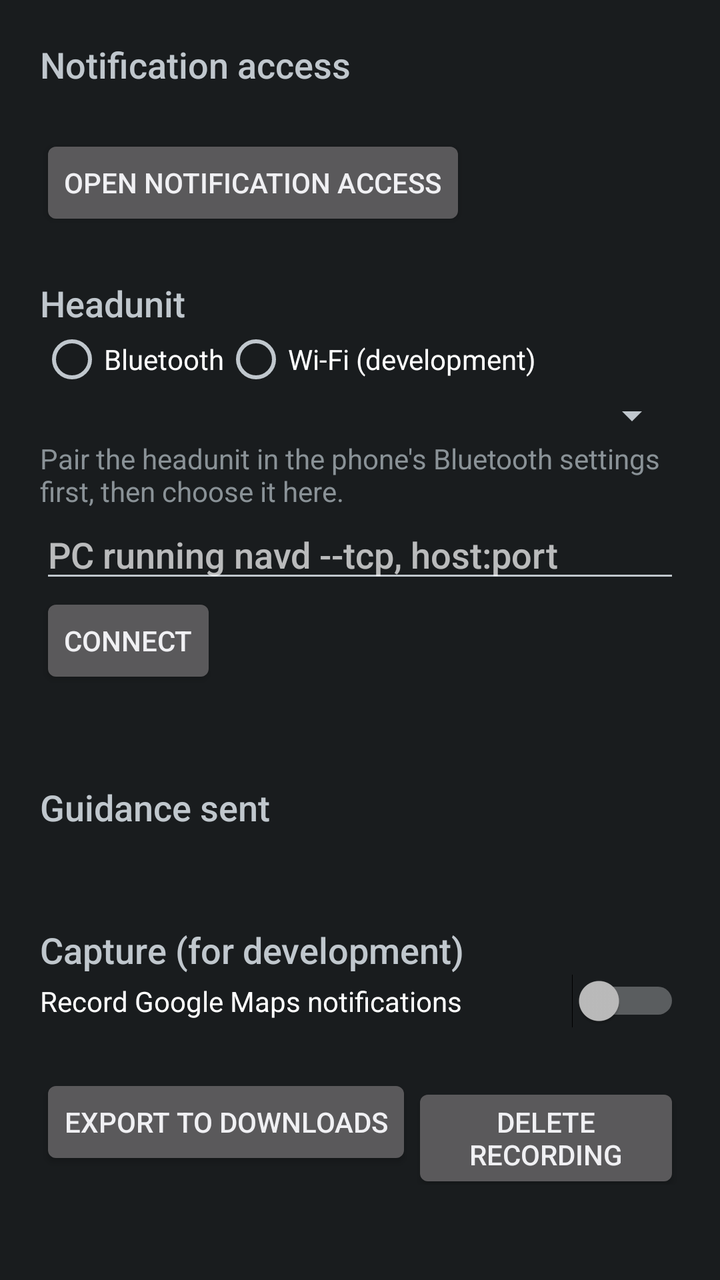
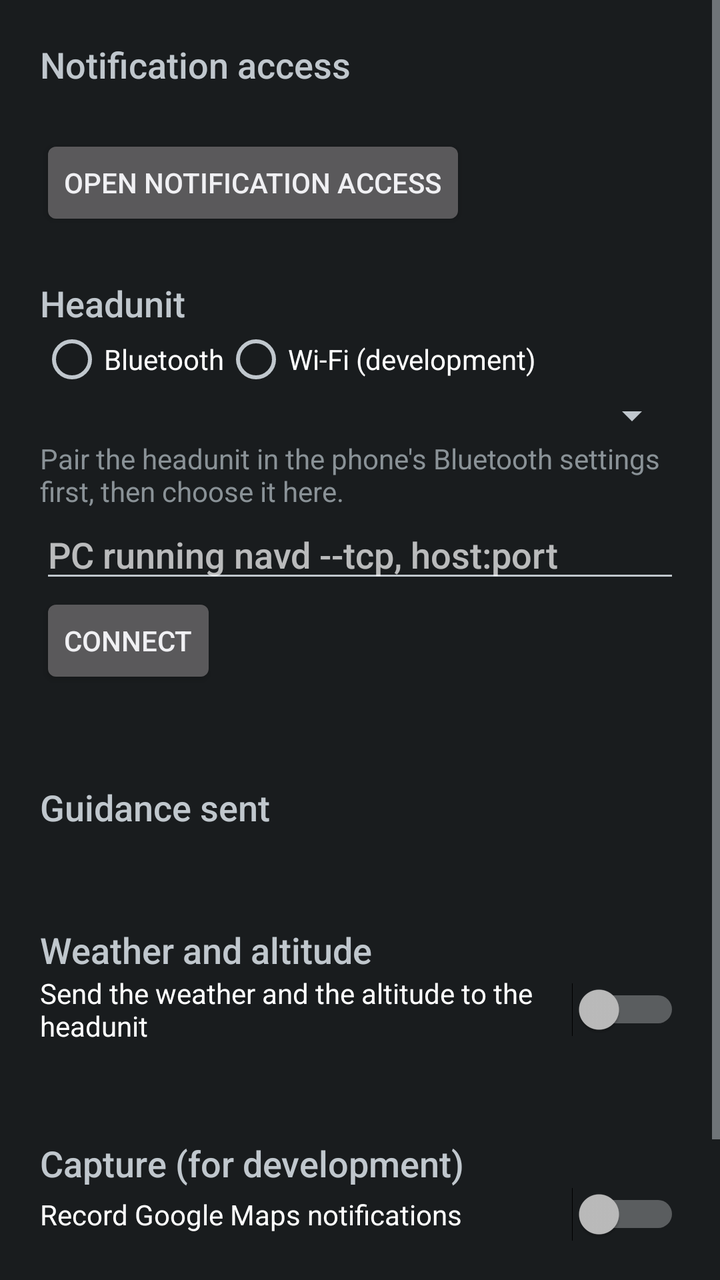

Screens rendered from an Android XML layout before and after an edit, with the pre-edit source and the edit as a unified diff.
<!-- AndroidManifest.xml: application theme android:Theme.DeviceDefault -->
<!-- res/layout/activity_main.xml -->
<?xml version="1.0" encoding="utf-8"?>
<ScrollView xmlns:android="http://schemas.android.com/apk/res/android"
    android:layout_width="match_parent"
    android:layout_height="match_parent"
    android:fitsSystemWindows="true">

    <LinearLayout
        android:layout_width="match_parent"
        android:layout_height="wrap_content"
        android:orientation="vertical"
        android:padding="20dp">

        <TextView
            android:layout_width="wrap_content" android:layout_height="wrap_content"
            android:text="@string/access_title" android:textAppearance="?android:attr/textAppearanceMedium" />
        <TextView
            android:id="@+id/access"
            android:layout_width="match_parent" android:layout_height="wrap_content"
            android:layout_marginTop="4dp" />
        <Button
            android:id="@+id/grant"
            android:layout_width="wrap_content" android:layout_height="wrap_content"
            android:text="@string/grant" />

        <TextView
            android:layout_width="wrap_content" android:layout_height="wrap_content"
            android:layout_marginTop="24dp"
            android:text="@string/hu_title" android:textAppearance="?android:attr/textAppearanceMedium" />
        <RadioGroup
            android:id="@+id/transport"
            android:layout_width="match_parent" android:layout_height="wrap_content"
            android:orientation="horizontal">
            <RadioButton
                android:id="@+id/transport_bluetooth"
                android:layout_width="wrap_content" android:layout_height="wrap_content"
                android:text="@string/transport_bluetooth" />
            <RadioButton
                android:id="@+id/transport_wifi"
                android:layout_width="wrap_content" android:layout_height="wrap_content"
                android:text="@string/transport_wifi" />
        </RadioGroup>
        <Spinner
            android:id="@+id/hu_device"
            android:layout_width="match_parent" android:layout_height="wrap_content" />
        <TextView
            android:id="@+id/bt_hint"
            android:layout_width="match_parent" android:layout_height="wrap_content"
            android:text="@string/bt_hint" />
        <EditText
            android:id="@+id/address"
            android:layout_width="match_parent" android:layout_height="wrap_content"
            android:hint="@string/address_hint" android:inputType="textUri" android:importantForAutofill="no" />
        <Button
            android:id="@+id/connect"
            android:layout_width="wrap_content" android:layout_height="wrap_content"
            android:text="@string/connect" />
        <TextView
            android:id="@+id/link_status"
            android:layout_width="match_parent" android:layout_height="wrap_content"
            android:layout_marginTop="4dp" />

        <TextView
            android:layout_width="wrap_content" android:layout_height="wrap_content"
            android:layout_marginTop="24dp"
            android:text="@string/guidance_title" android:textAppearance="?android:attr/textAppearanceMedium" />
        <TextView
            android:id="@+id/guidance"
            android:layout_width="match_parent" android:layout_height="wrap_content"
            android:layout_marginTop="4dp" android:textIsSelectable="true" />

        <TextView
            android:layout_width="wrap_content" android:layout_height="wrap_content"
            android:layout_marginTop="24dp"
            android:text="@string/capture_title" android:textAppearance="?android:attr/textAppearanceMedium" />
        <Switch
            android:id="@+id/capture"
            android:layout_width="match_parent" android:layout_height="wrap_content"
            android:text="@string/capture" />
        <TextView
            android:id="@+id/capture_info"
            android:layout_width="match_parent" android:layout_height="wrap_content"
            android:layout_marginTop="4dp" />
        <LinearLayout
            android:layout_width="wrap_content" android:layout_height="wrap_content"
            android:orientation="horizontal">
            <Button
                android:id="@+id/export"
                android:layout_width="wrap_content" android:layout_height="wrap_content"
                android:text="@string/export" />
            <Button
                android:id="@+id/clear"
                android:layout_width="wrap_content" android:layout_height="wrap_content"
                android:text="@string/clear" />
        </LinearLayout>
    </LinearLayout>
</ScrollView>
<!-- resources referenced by this layout -->
<resources>
  <string name="access_title">Notification access</string>
  <string name="address_hint">PC running navd --tcp, host:port</string>
  <string name="bt_hint">Pair the headunit in the phone\'s Bluetooth settings first, then choose it here.</string>
  <string name="capture">Record Google Maps notifications</string>
  <string name="capture_title">Capture (for development)</string>
  <string name="clear">Delete recording</string>
  <string name="connect">Connect</string>
  <string name="export">Export to Downloads</string>
  <string name="grant">Open notification access</string>
  <string name="guidance_title">Guidance sent</string>
  <string name="hu_title">Headunit</string>
  <string name="transport_bluetooth">Bluetooth</string>
  <string name="transport_wifi">Wi-Fi (development)</string>
</resources>

<!-- the commit's change to res/layout/activity_main.xml (unified diff, before → after) -->
@@ -71,6 +71,19 @@
         <TextView
             android:layout_width="wrap_content" android:layout_height="wrap_content"
             android:layout_marginTop="24dp"
+            android:text="@string/surroundings_title" android:textAppearance="?android:attr/textAppearanceMedium" />
+        <Switch
+            android:id="@+id/surroundings"
+            android:layout_width="match_parent" android:layout_height="wrap_content"
+            android:text="@string/surroundings" />
+        <TextView
+            android:id="@+id/surroundings_info"
+            android:layout_width="match_parent" android:layout_height="wrap_content"
+            android:layout_marginTop="4dp" />
+
+        <TextView
+            android:layout_width="wrap_content" android:layout_height="wrap_content"
+            android:layout_marginTop="24dp"
             android:text="@string/capture_title" android:textAppearance="?android:attr/textAppearanceMedium" />
         <Switch
             android:id="@+id/capture"
<!-- resource entries referenced after the edit -->
@@ -11,6 +11,8 @@
   <string name="grant">Open notification access</string>
   <string name="guidance_title">Guidance sent</string>
   <string name="hu_title">Headunit</string>
+  <string name="surroundings">Send the weather and the altitude to the headunit</string>
+  <string name="surroundings_title">Weather and altitude</string>
   <string name="transport_bluetooth">Bluetooth</string>
   <string name="transport_wifi">Wi-Fi (development)</string>
 </resources>
